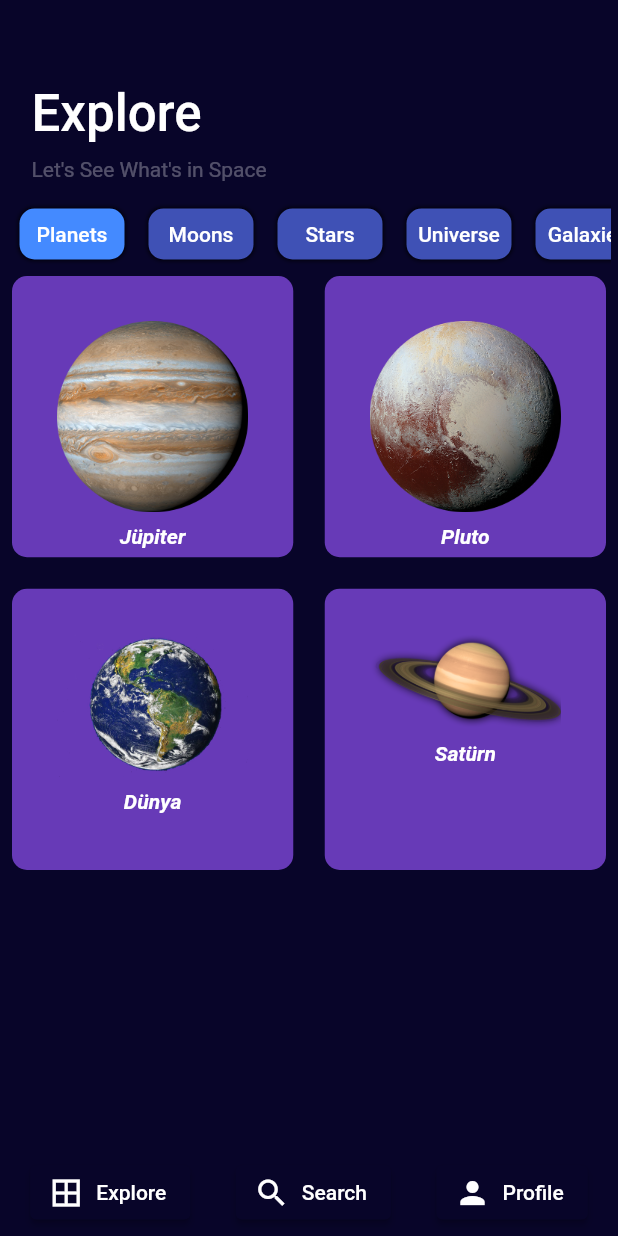
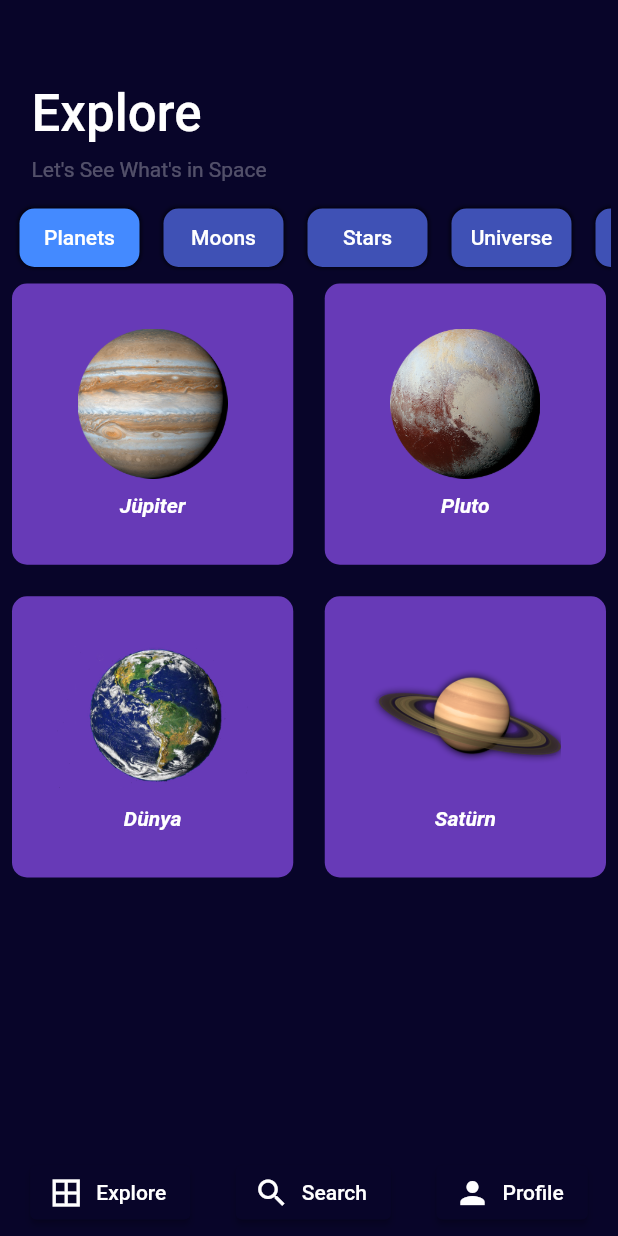
Before and after one commit to MuallaShn/universe_app, a Flutter app: the screen it shows after launch, on a phone screen of 412 x 824 dp. Run offline on Flutter 3.47's test engine with Material 2 defaults, Android fonts, the phone set to English and light mode, and no system bars.

```diff
--- a/lib/consts/Project_widht_and_height.dart
+++ b/lib/consts/Project_widht_and_height.dart
@@ -1,7 +1,8 @@
-
 class ProjectWidht{
   static const double normalWidht=16;
   static const double smallWidht=10;
+  static const double infinityWidht=double.infinity;
+  static const double toggleWidht=80;
 }
 
 class ProjectHeight{
@@ -9,4 +10,7 @@ class ProjectHeight{
   static const double smallHeight=10;
   static const double underProfileHeight=60;
   static const double underNameHeight=20;
+  static const double containerHeight=430;
+  static const double boxContainerHeight=100;
+  static const double toggleHeight=55;
 }
--- a/lib/consts/project_titles_and_urls.dart
+++ b/lib/consts/project_titles_and_urls.dart
@@ -1,5 +1,3 @@
-
-
 class ProjectTitles{
   static const MainPageTitle="Explore";
   static const MainPageSubtitle="Let's See What's in Space";
--- a/lib/main_Page.dart
+++ b/lib/main_Page.dart
@@ -41,40 +41,18 @@ class _MainPageState extends State<MainPage> {
           child: Column(
             crossAxisAlignment: CrossAxisAlignment.start,
             children: [
-              //explore title
-              Padding(
-                padding: const EdgeInsets.only(
-                    left: ProjectWidht.normalWidht,
-                    top: ProjectHeight.firstHeight),
-                child: Text(
-                  ProjectTitles.MainPageTitle,
-                  style: Theme.of(context).textTheme.headline4?.copyWith(
-                        fontWeight: FontWeight.w500,
-                        color: ProjectColors.white,
-                      ),
-                ),
-              ),
+              _titlePadding(context),
+              _writingPadding(context),
 
-              //lets see...
-              Padding(
-                padding: const EdgeInsets.only(
-                    left: ProjectWidht.normalWidht,
-                    top: ProjectWidht.smallWidht),
-                child: Text(
-                  ProjectTitles.MainPageSubtitle,
-                  style: Theme.of(context).textTheme.bodyText2?.copyWith(
-                        color: ProjectColors.white30,
-                      ),
-                ),
-              ),
               Padding(
                 padding: const EdgeInsets.only(top: 10),
                 child: MainPageOptionsContainer(),
               ),
 
+              //Boxes
               Container(
-                width: double.infinity,
-                height: 490,
+                width: ProjectWidht.infinityWidht,
+                height: ProjectHeight.containerHeight,
                 child: GridView.builder(
                   itemCount: 4,
                   gridDelegate: SliverGridDelegateWithFixedCrossAxisCount(
@@ -135,6 +113,33 @@ class _MainPageState extends State<MainPage> {
       ),
     );
   }
+
+  Padding _writingPadding(BuildContext context) {
+    return Padding(
+      padding: const EdgeInsets.only(
+          left: ProjectWidht.normalWidht, top: ProjectWidht.smallWidht),
+      child: Text(
+        ProjectTitles.MainPageSubtitle,
+        style: Theme.of(context).textTheme.bodyText2?.copyWith(
+              color: ProjectColors.white30,
+            ),
+      ),
+    );
+  }
+
+  Padding _titlePadding(BuildContext context) {
+    return Padding(
+      padding: const EdgeInsets.only(
+          left: ProjectWidht.normalWidht, top: ProjectHeight.firstHeight),
+      child: Text(
+        ProjectTitles.MainPageTitle,
+        style: Theme.of(context).textTheme.headline4?.copyWith(
+              fontWeight: FontWeight.w500,
+              color: ProjectColors.white,
+            ),
+      ),
+    );
+  }
 }
 
 //kutucukların designı
@@ -153,8 +158,7 @@ class PlanetWidget extends StatelessWidget {
     return Padding(
       padding: EdgeInsets.all(3.0),
       child: Container(
-        width: double.infinity,
-        height: 490,
+        width: ProjectWidht.infinityWidht,
         decoration: BoxDecoration(
           color: ProjectColors.deepPurple,
           borderRadius: BorderRadius.circular(10),
@@ -165,13 +169,14 @@ class PlanetWidget extends StatelessWidget {
             child: Column(
               children: [
                 Container(
+                  height: ProjectHeight.boxContainerHeight,
                   child: Image(
                     fit: BoxFit.contain,
                     image: AssetImage(planetImage),
                   ),
                 ),
                 SizedBox(
-                    height: 8,
+                  height: ProjectHeight.smallHeight,
                 ),
                 Text(planetName,
                     style: TextStyle(
@@ -182,7 +187,6 @@ class PlanetWidget extends StatelessWidget {
           ),
         ),
       ),
-
     );
   }
 }
--- a/lib/widgets/main_page_options_container_widget.dart
+++ b/lib/widgets/main_page_options_container_widget.dart
@@ -1,4 +1,5 @@
 import 'package:flutter/material.dart';
+import 'package:universe/consts/Project_widht_and_height.dart';
 import 'package:universe/datas/general_datas.dart';
 import '../consts/Project_Colors.dart';
 
@@ -14,7 +15,7 @@ class _MainPageOptionsContainerState extends State<MainPageOptionsContainer> {
   @override
   Widget build(BuildContext context) {
     return SizedBox(
-      height: 50,
+      height: ProjectHeight.toggleHeight,
       width: double.infinity,
       child: ListView.builder(
         scrollDirection: Axis.horizontal,
@@ -32,7 +33,7 @@ class _MainPageOptionsContainerState extends State<MainPageOptionsContainer> {
                */
             },
             child: Container(
-              width: 70,
+              width: ProjectWidht.toggleWidht,
               decoration: BoxDecoration(
                   borderRadius: BorderRadius.circular(10),
                   color: ProjectDatas.optionsDatasController[index] == true
@@ -42,7 +43,7 @@ class _MainPageOptionsContainerState extends State<MainPageOptionsContainer> {
               child: Center(
                 child: Text(
                   ProjectDatas.options[index],
-                  style: Theme.of(context).textTheme.bodyText1?.copyWith(),
+                  style: Theme.of(context).textTheme.bodyText1
                 ),
               ),
             ),
--- a/lib/widgets/profile_widget.dart
+++ b/lib/widgets/profile_widget.dart
@@ -11,6 +11,8 @@ class ProfilePage extends StatefulWidget {
 }
 
 class _ProfilePageState extends State<ProfilePage> {
+  final String url="assets/images/profil.png";
+
   @override
   Widget build(BuildContext context) {
     return Scaffold(
@@ -25,7 +27,7 @@ class _ProfilePageState extends State<ProfilePage> {
         child: Column(
           children: [
             Image.asset(
-              "assets/images/profil.png",
+              url,
             ),
             SizedBox(
               height: ProjectHeight.underProfileHeight,
@@ -43,9 +45,7 @@ class _ProfilePageState extends State<ProfilePage> {
                 hintText: ProjectTitles.ProfileSurname,
               ),
             ),
-
           ],
-
         ),
       ),
 
--- a/lib/widgets/search_widget.dart
+++ b/lib/widgets/search_widget.dart
@@ -1,7 +1,6 @@
 import 'package:flutter/material.dart';
 import 'package:universe/consts/Project_Colors.dart';
 import 'package:universe/consts/project_titles_and_urls.dart';
-
 import '../main_Page.dart';
 
 class SearchPage extends StatelessWidget {
@@ -45,19 +44,23 @@ class _SearchState extends State<Search> {
         key: formkey,
         child: Column(
           children: [
-            Padding(
-              padding: const EdgeInsets.all(8.0),
-              child: TextField(
-                decoration: InputDecoration(
-                  border: OutlineInputBorder(),
-                  prefixIcon: Icon(Icons.search),
-                  hintText: ProjectTitles.SearchText,
-                ),
-              ),
-            ),
+            _iconPadding(),
           ],
         ),
       ),
     );
   }
+
+  Padding _iconPadding() {
+    return Padding(
+            padding: const EdgeInsets.all(8.0),
+            child: TextField(
+              decoration: InputDecoration(
+                border: OutlineInputBorder(),
+                prefixIcon: Icon(Icons.search),
+                hintText: ProjectTitles.SearchText,
+              ),
+            ),
+          );
+  }
 }
```
Lines whose indentation alone changed are shown as unchanged.
